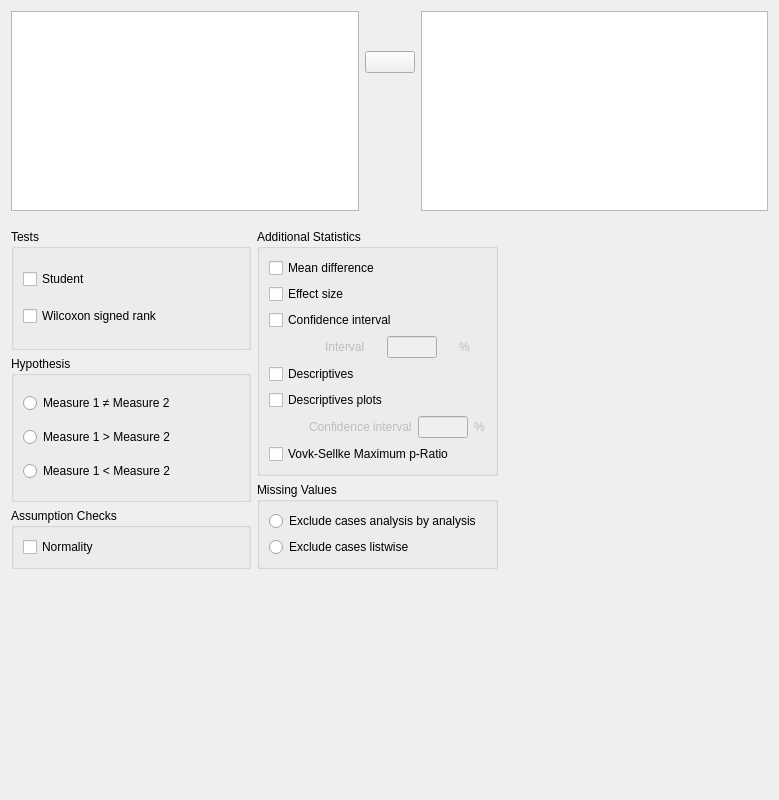
This is JASP-Desktop/analysisforms/ttestpairedsamplesform.ui in jasp-stats/jasp-desktop as Qt 5 draws it before an edit. The edited form follows.
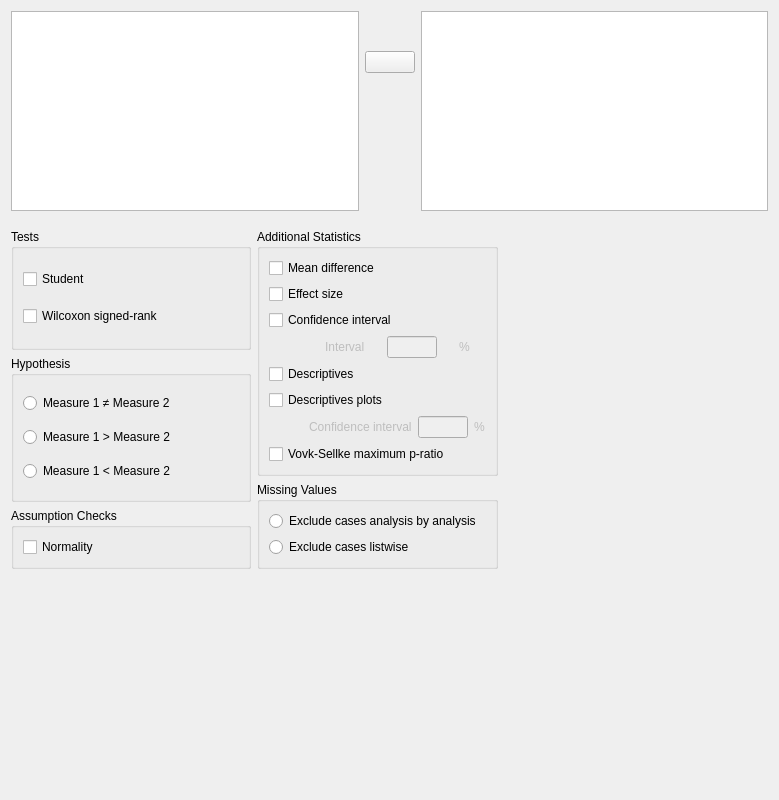
This is the edited form. Custom widgets are drawn as their Qt base class.

The edit to the form file:
```diff
--- a/JASP-Desktop/analysisforms/ttestpairedsamplesform.ui
+++ b/JASP-Desktop/analysisforms/ttestpairedsamplesform.ui
@@ -393,7 +393,7 @@
             </sizepolicy>
            </property>
            <property name="text">
-            <string>Vovk-Sellke Maximum p-Ratio</string>
+            <string>Vovk-Sellke maximum p-ratio</string>
            </property>
           </widget>
          </item>
@@ -633,7 +633,7 @@
             </sizepolicy>
            </property>
            <property name="text">
-            <string>Wilcoxon signed rank</string>
+            <string>Wilcoxon signed-rank</string>
            </property>
           </widget>
          </item>
```
